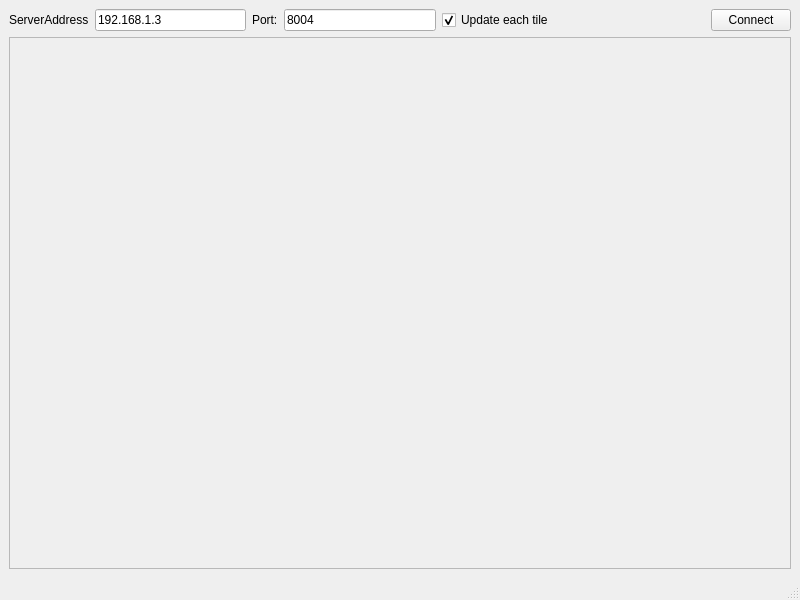
Qt form ExRenderClient/GUI/ExRenderClientGui.ui (wibus/ExTh-Suite) before a commit.
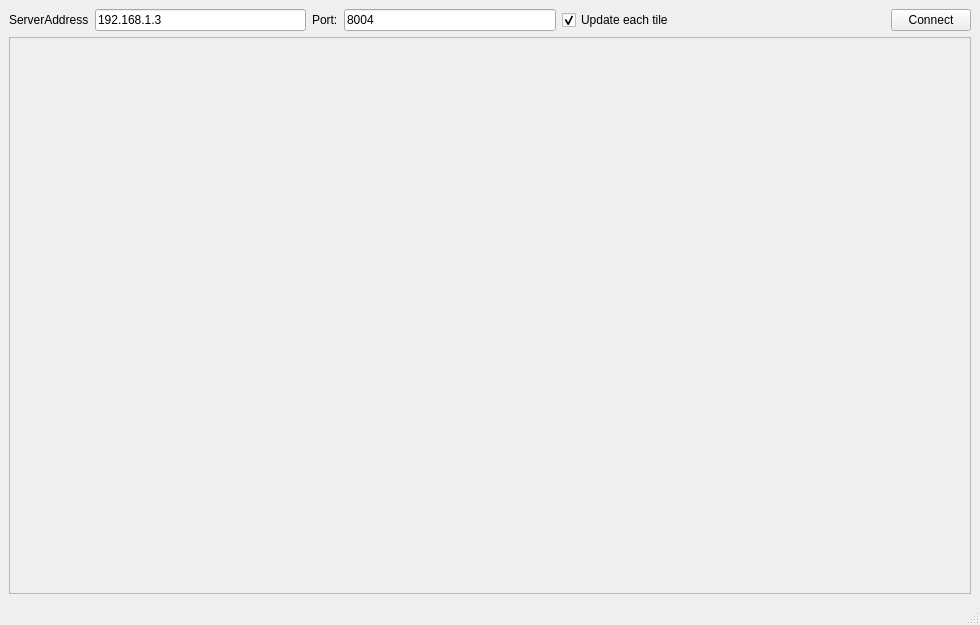
The same form after that commit.

Commit message: Clients listen to server

The edit to the form file:
```diff
--- a/ExRenderClient/GUI/ExRenderClientGui.ui
+++ b/ExRenderClient/GUI/ExRenderClientGui.ui
@@ -6,8 +6,8 @@
    <rect>
     <x>0</x>
     <y>0</y>
-    <width>800</width>
-    <height>600</height>
+    <width>978</width>
+    <height>625</height>
    </rect>
   </property>
   <property name="windowTitle">
@@ -85,6 +85,12 @@
     </item>
     <item>
      <widget class="QScrollArea" name="viewScrollArea">
+      <property name="minimumSize">
+       <size>
+        <width>962</width>
+        <height>542</height>
+       </size>
+      </property>
       <property name="widgetResizable">
        <bool>true</bool>
       </property>
@@ -96,8 +102,8 @@
         <rect>
          <x>0</x>
          <y>0</y>
-         <width>780</width>
-         <height>513</height>
+         <width>960</width>
+         <height>540</height>
         </rect>
        </property>
       </widget>
```
The commit also changes 1 other file.
